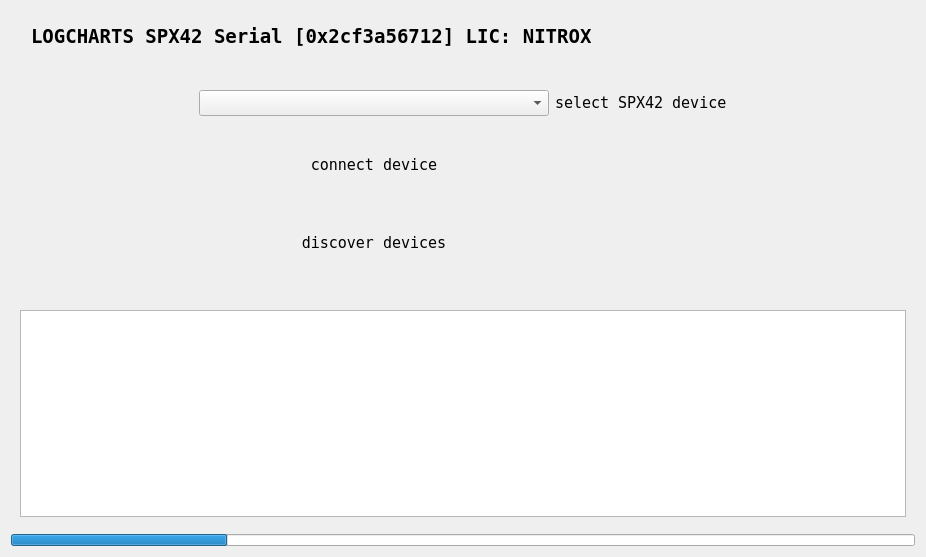
dmarc0001/spx42Control, file src/ui/ConnectFragment.ui: the form before one commit.
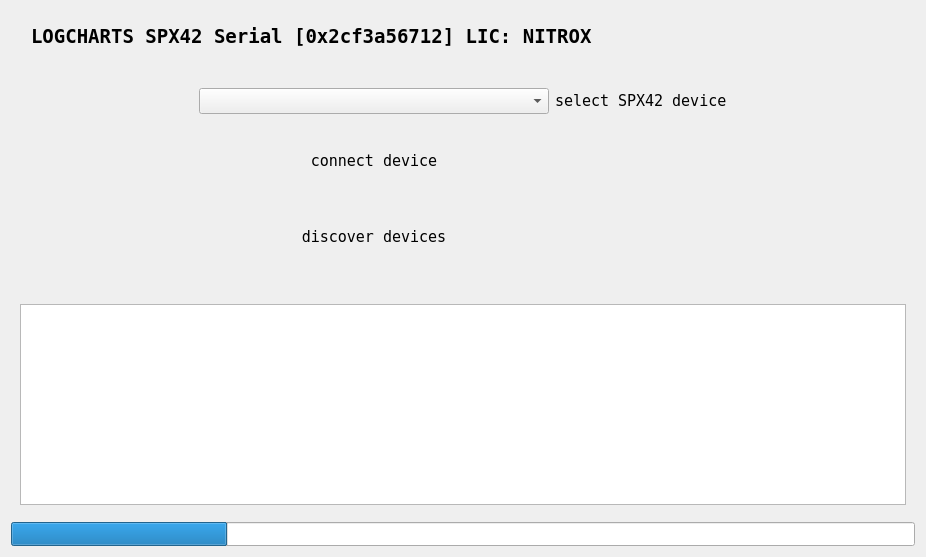
The form after the commit. Icons and pictures are not drawn.

```diff
--- a/src/ui/ConnectFragment.ui
+++ b/src/ui/ConnectFragment.ui
@@ -391,7 +391,7 @@
      <property name="maximumSize">
       <size>
        <width>16777215</width>
-       <height>12</height>
+       <height>24</height>
       </size>
      </property>
      <property name="statusTip">
```
